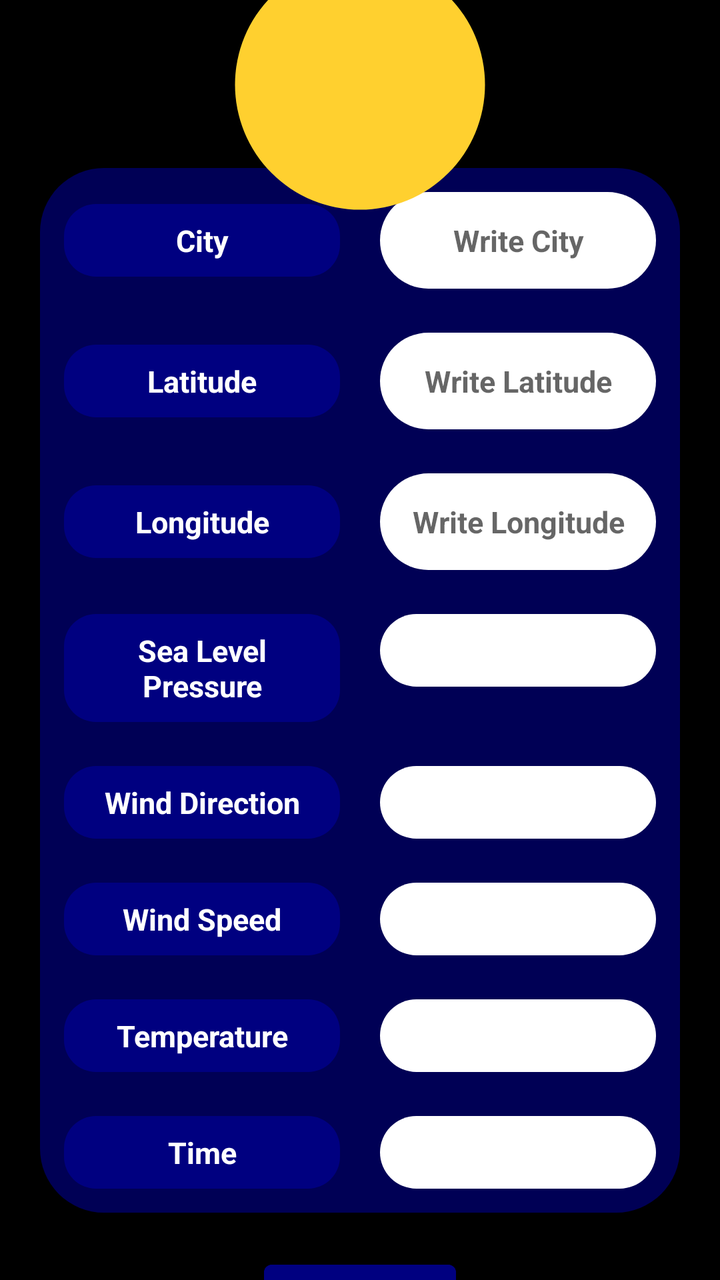
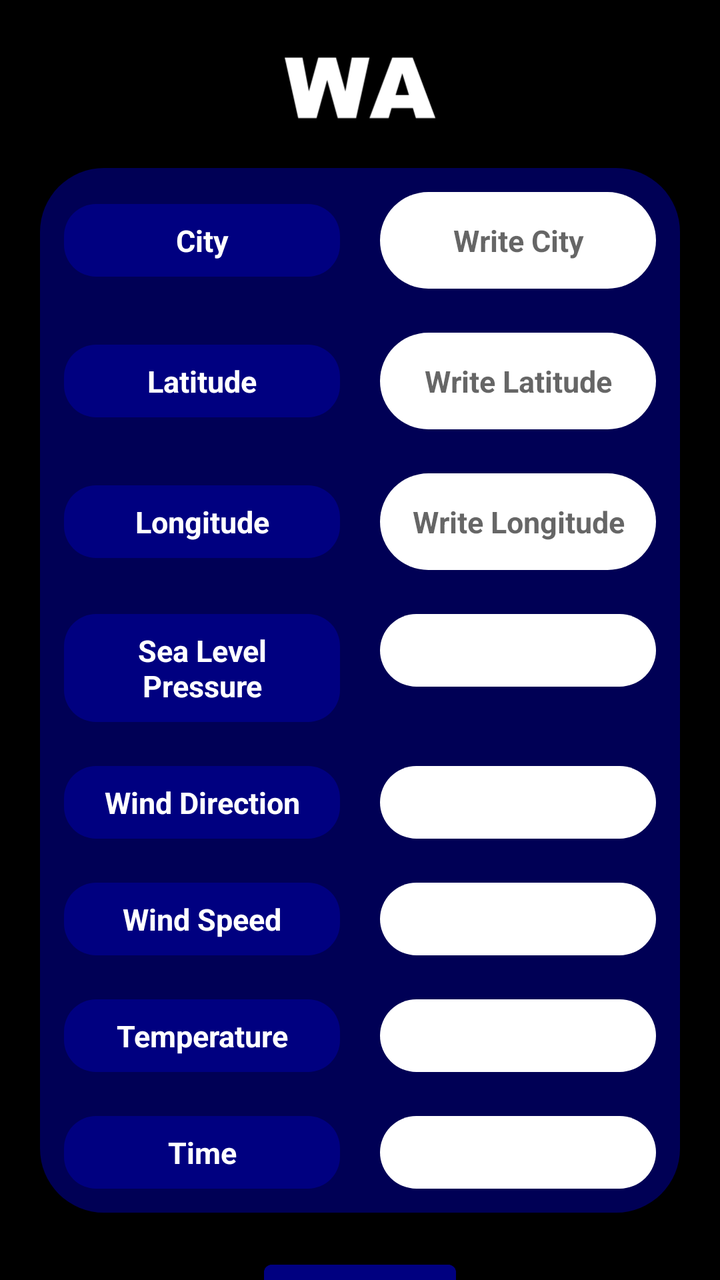

Two renders of the same Android screen: before a commit and after it. Below are the layout's source before the change and the commit's diff.
<!-- AndroidManifest.xml: application theme Theme.CoolWeatherApp -->
<!-- res/layout/activity_main.xml -->
<?xml version="1.0" encoding="utf-8"?>
<androidx.constraintlayout.widget.ConstraintLayout xmlns:android="http://schemas.android.com/apk/res/android"
    xmlns:app="http://schemas.android.com/apk/res-auto"
    xmlns:tools="http://schemas.android.com/tools"
    android:id="@+id/container"
    android:layout_width="match_parent"
    android:layout_height="match_parent"
    android:background="@color/black"
    tools:context=".MainActivity">

    <ImageView
        android:id="@+id/back"
        android:layout_width="0dp"
        android:layout_height="0dp"
        android:scaleType="centerCrop"
        android:src="?attr/weatherBackground"
        android:alpha="0.4"
        app:layout_constraintTop_toTopOf="parent"
        app:layout_constraintBottom_toBottomOf="parent"
        app:layout_constraintStart_toStartOf="parent"
        app:layout_constraintEnd_toEndOf="parent" />

    <ImageView
        android:id="@+id/WeatherIcon"
        android:layout_width="150dp"
        android:layout_height="150dp"
        android:elevation="8dp"
        android:src="@drawable/clear_day"
        app:layout_constraintBottom_toTopOf="@id/dataPanel"
        app:layout_constraintEnd_toEndOf="parent"
        app:layout_constraintStart_toStartOf="parent"
        app:layout_constraintTop_toTopOf="parent" />

    <LinearLayout
        android:id="@+id/dataPanel"
        android:layout_width="0dp"
        android:layout_height="wrap_content"
        android:orientation="vertical"
        android:background="@drawable/rounded_layout"
        android:layout_marginHorizontal="20dp"
        android:layout_marginTop="50dp"
        android:padding="1dp"
        app:layout_constraintBottom_toBottomOf="parent"
        app:layout_constraintTop_toTopOf="parent"
        app:layout_constraintStart_toStartOf="parent"
        app:layout_constraintEnd_toEndOf="parent">

        <LinearLayout
            android:layout_width="match_parent"
            android:layout_height="wrap_content"
            android:orientation="horizontal"
            android:padding="1dp">

            <TextView
                android:layout_width="0dp"
                android:layout_height="wrap_content"
                android:layout_weight="1"
                android:layout_margin="10dp"
                android:background="@drawable/rounded_layouts"
                android:padding="8dp"
                android:gravity="center"
                android:text="@string/city"
                android:textColor="@color/white"
                android:textStyle="bold"/>

            <EditText
                android:id="@+id/City"
                android:layout_width="0dp"
                android:layout_height="wrap_content"
                android:layout_weight="1"
                android:layout_margin="10dp"
                android:background="@drawable/rounded_layouts2"
                android:padding="14dp"
                android:gravity="center"
                android:hint="@string/writeCity"
                android:inputType="text"
                android:textColor="@color/black"/>

        </LinearLayout>
        
        <LinearLayout
            android:layout_width="match_parent"
            android:layout_height="wrap_content"
            android:orientation="horizontal"
            android:padding="1dp">
            
            <TextView
                android:layout_width="0dp"
                android:layout_height="wrap_content"
                android:layout_weight="1"
                android:layout_margin="10dp"
                android:background="@drawable/rounded_layouts"
                android:padding="8dp"
                android:gravity="center"
                android:text="@string/latitude"
                android:textColor="@color/white"
                android:textStyle="bold"/>

            <EditText
                android:id="@+id/Latitude"
                android:layout_width="0dp"
                android:layout_height="wrap_content"
                android:layout_weight="1"
                android:layout_margin="10dp"
                android:background="@drawable/rounded_layouts2"
                android:padding="14dp"
                android:gravity="center"
                android:hint="@string/hint"
                android:inputType="numberDecimal|numberSigned"
                android:textColor="@color/black"/>

        </LinearLayout>

        <LinearLayout
            android:layout_width="match_parent"
            android:layout_height="wrap_content"
            android:orientation="horizontal"
            android:padding="1dp">

            <TextView
                android:layout_width="0dp"
                android:layout_height="wrap_content"
                android:layout_weight="1"
                android:layout_margin="10dp"
                android:background="@drawable/rounded_layouts"
                android:padding="8dp"
                android:gravity="center"
                android:text="@string/longitude"
                android:textColor="@color/white"
                android:textStyle="bold"/>

            <EditText
                android:id="@+id/Longitude"
                android:layout_width="0dp"
                android:layout_height="wrap_content"
                android:layout_weight="1"
                android:layout_margin="10dp"
                android:background="@drawable/rounded_layouts2"
                android:padding="14dp"
                android:gravity="center"
                android:hint="@string/hint2"
                android:inputType="numberDecimal|numberSigned"
                android:textColor="@color/black"/>
        </LinearLayout>

        <LinearLayout
            android:layout_width="match_parent"
            android:layout_height="wrap_content"
            android:orientation="horizontal"
            android:padding="1dp">

            <TextView
                android:layout_width="0dp"
                android:layout_height="wrap_content"
                android:layout_weight="1"
                android:layout_margin="10dp"
                android:background="@drawable/rounded_layouts"
                android:padding="8dp"
                android:gravity="center"
                android:text="@string/sea_level_pressure"
                android:textColor="@color/white"
                android:textStyle="bold"/>

            <TextView
                android:id="@+id/SeaLevelPresure"
                android:layout_width="0dp"
                android:layout_height="wrap_content"
                android:layout_weight="1"
                android:layout_margin="10dp"
                android:background="@drawable/rounded_layouts2"
                android:padding="8dp"
                android:gravity="center"
                android:text=""
                android:textColor="@color/black"/>
        </LinearLayout>

        <LinearLayout
            android:layout_width="match_parent"
            android:layout_height="wrap_content"
            android:orientation="horizontal"
            android:padding="1dp">

            <TextView
                android:layout_width="0dp"
                android:layout_height="wrap_content"
                android:layout_weight="1"
                android:layout_margin="10dp"
                android:background="@drawable/rounded_layouts"
                android:padding="8dp"
                android:gravity="center"
                android:text="@string/Wind_Direction"
                android:textColor="@color/white"
                android:textStyle="bold"/>

            <TextView
                android:id="@+id/WindDirection"
                android:layout_width="0dp"
                android:layout_height="wrap_content"
                android:layout_weight="1"
                android:layout_margin="10dp"
                android:background="@drawable/rounded_layouts2"
                android:padding="8dp"
                android:gravity="center"
                android:text=""
                android:textColor="@color/black"/>
        </LinearLayout>

        <LinearLayout
            android:layout_width="match_parent"
            android:layout_height="wrap_content"
            android:orientation="horizontal"
            android:padding="1dp">

            <TextView
                android:layout_width="0dp"
                android:layout_height="wrap_content"
                android:layout_weight="1"
                android:layout_margin="10dp"
                android:background="@drawable/rounded_layouts"
                android:padding="8dp"
                android:gravity="center"
                android:text="@string/Wind_Speed"
                android:textColor="@color/white"
                android:textStyle="bold"/>

            <TextView
                android:id="@+id/WindSpeed"
                android:layout_width="0dp"
                android:layout_height="wrap_content"
                android:layout_weight="1"
                android:layout_margin="10dp"
                android:background="@drawable/rounded_layouts2"
                android:padding="8dp"
                android:gravity="center"
                android:text=""
                android:textColor="@color/black"/>
        </LinearLayout>

        <LinearLayout
            android:layout_width="match_parent"
            android:layout_height="wrap_content"
            android:orientation="horizontal"
            android:padding="1dp">

            <TextView
                android:layout_width="0dp"
                android:layout_height="wrap_content"
                android:layout_weight="1"
                android:layout_margin="10dp"
                android:background="@drawable/rounded_layouts"
                android:padding="8dp"
                android:gravity="center"
                android:text="@string/Temperature"
                android:textColor="@color/white"
                android:textStyle="bold"/>

            <TextView
                android:id="@+id/Temperature"
                android:layout_width="0dp"
                android:layout_height="wrap_content"
                android:layout_weight="1"
                android:layout_margin="10dp"
                android:background="@drawable/rounded_layouts2"
                android:padding="8dp"
                android:gravity="center"
                android:text=""
                android:textColor="@color/black"/>
        </LinearLayout>

        <LinearLayout
            android:layout_width="match_parent"
            android:layout_height="wrap_content"
            android:orientation="horizontal"
            android:padding="1dp">

            <TextView
                android:layout_width="0dp"
                android:layout_height="wrap_content"
                android:layout_weight="1"
                android:layout_margin="10dp"
                android:background="@drawable/rounded_layouts"
                android:padding="8dp"
                android:gravity="center"
                android:text="@string/Time"
                android:textColor="@color/white"
                android:textStyle="bold"/>

            <TextView
                android:id="@+id/Time"
                android:layout_width="0dp"
                android:layout_height="wrap_content"
                android:layout_weight="1"
                android:layout_margin="10dp"
                android:background="@drawable/rounded_layouts2"
                android:padding="8dp"
                android:gravity="center"
                android:text=""
                android:textColor="@color/black"/>
        </LinearLayout>

    </LinearLayout>

    <Button
        android:id="@+id/button"
        android:layout_width="wrap_content"
        android:layout_height="wrap_content"
        android:backgroundTint="@color/purple"
        app:layout_constraintTop_toBottomOf="@id/dataPanel"
        app:layout_constraintStart_toStartOf="parent"
        app:layout_constraintEnd_toEndOf="parent"
        android:layout_marginTop="20dp"
        android:text="@string/update"
        android:textStyle="bold"/>



</androidx.constraintlayout.widget.ConstraintLayout>
<!-- resources referenced by this layout -->
<resources>
  <color name="black">#FF000000</color>
  <color name="purple">#FF000080</color>
  <color name="white">#FFFFFFFF</color>
  <!-- drawable clear_day (drawable) -->
  <vector xmlns:android="http://schemas.android.com/apk/res/android"
      android:width="24dp"
      android:height="24dp"
      android:viewportWidth="24"
      android:viewportHeight="24">
    <path
        android:pathData="M12,12m-10,0a10,10 0,1 1,20 0a10,10 0,1 1,-20 0"
        android:fillColor="#FFD02F"
        android:fillType="evenOdd"/>
  </vector>
  <!-- drawable rounded_layout (drawable) -->
  <?xml version="1.0" encoding="utf-8"?>
  <shape xmlns:android="http://schemas.android.com/apk/res/android"
      android:shape="rectangle">
  
      <solid android:color="@color/purple_transparent" />
      <corners android:radius="32dp" />
  
  
  </shape>
  <!-- drawable rounded_layouts (drawable) -->
  <?xml version="1.0" encoding="utf-8"?>
  <shape xmlns:android="http://schemas.android.com/apk/res/android"
      android:shape="rectangle">
  
      <solid android:color="@color/purple" />
      <corners android:radius="16dp" />
  
  
  </shape>
  <!-- drawable rounded_layouts2 (drawable) -->
  <?xml version="1.0" encoding="utf-8"?>
  <shape xmlns:android="http://schemas.android.com/apk/res/android"
      android:shape="rectangle">
  
      <solid android:color="@color/white" />
      <corners android:radius="32dp" />
  
  
  </shape>
  <string name="Temperature">Temperature</string>
  <string name="Time">Time</string>
  <string name="Wind_Direction">Wind Direction</string>
  <string name="Wind_Speed">Wind Speed</string>
  <string name="city">City</string>
  <string name="hint">Write Latitude</string>
  <string name="hint2">Write Longitude</string>
  <string name="latitude" translatable="false">Latitude</string>
  <string name="longitude" translatable="false">Longitude</string>
  <string name="sea_level_pressure">Sea Level Pressure</string>
  <string name="update">UPDATE</string>
  <string name="writeCity">Write City</string>
  <style name="Theme.CoolWeatherApp" parent="Theme.MaterialComponents.DayNight.NoActionBar">
          
          <item name="colorPrimary">@color/purple_transparent</item>
          <item name="colorPrimaryVariant">@color/purple</item>
          <item name="colorOnPrimary">@color/white</item>
          
          <item name="colorSecondary">@color/purple_transparent</item>
          <item name="colorSecondaryVariant">@color/purple</item>
          <item name="colorOnSecondary">@color/black</item>
          
          <item name="android:statusBarColor">?attr/colorPrimaryVariant</item>
          
          <item name="background">@color/white</item>
          <item name="android:textColor">@color/black</item>
          <item name="android:textSize">15sp</item>
          <item name="android:textStyle">bold</item>
      </style>
  <color name="purple_transparent">#AA000080</color>
</resources>

<!-- the commit's change to res/layout/activity_main.xml (unified diff, before → after) -->
@@ -25,7 +25,7 @@
         android:layout_width="150dp"
         android:layout_height="150dp"
         android:elevation="8dp"
-        android:src="@drawable/clear_day"
+        android:src="@drawable/ic_launcher_foreground"
         app:layout_constraintBottom_toTopOf="@id/dataPanel"
         app:layout_constraintEnd_toEndOf="parent"
         app:layout_constraintStart_toStartOf="parent"
<!-- resource entries referenced after the edit -->
@@ -3,16 +3,24 @@
   <color name="black">#FF000000</color>
   <color name="purple">#FF000080</color>
   <color name="white">#FFFFFFFF</color>
-  <!-- drawable clear_day (drawable) -->
+  <!-- drawable ic_launcher_foreground (drawable) -->
+  <?xml version="1.0" encoding="utf-8"?>
   <vector xmlns:android="http://schemas.android.com/apk/res/android"
-      android:width="24dp"
-      android:height="24dp"
-      android:viewportWidth="24"
-      android:viewportHeight="24">
-    <path
-        android:pathData="M12,12m-10,0a10,10 0,1 1,20 0a10,10 0,1 1,-20 0"
-        android:fillColor="#FFD02F"
-        android:fillType="evenOdd"/>
+      android:width="108dp"
+      android:height="108dp"
+      android:viewportWidth="256"
+      android:viewportHeight="203.0625">
+    <group android:scaleX="0.5014"
+        android:scaleY="0.39771694"
+        android:translateX="63.8208"
+        android:translateY="61.15055">
+      <group android:translateY="158.48438">
+        <path android:pathData="M-0.0703125,-103.078125L30.164062,-103.078125L41.0625,-45.492188L56.953125,-103.078125L87.11719,-103.078125L103.078125,-45.492188L113.97656,-103.078125L144.07031,-103.078125L121.359375,0L90.140625,0L72.07031,-64.89844L54.070312,0L22.851562,0Z"
+            android:fillColor="#FFFFFF"/>
+        <path android:pathData="M217.96875,-17.015625L181.6875,-17.015625L176.69531,0L144.14062,0L182.88281,-103.078125L217.61719,-103.078125L256.35938,0L223.03125,0ZM211.28906,-39.304688L199.89844,-76.359375L188.57812,-39.304688Z"
+            android:fillColor="#FFFFFF"/>
+      </group>
+    </group>
   </vector>
   <!-- drawable rounded_layout (drawable) -->
   <?xml version="1.0" encoding="utf-8"?>
